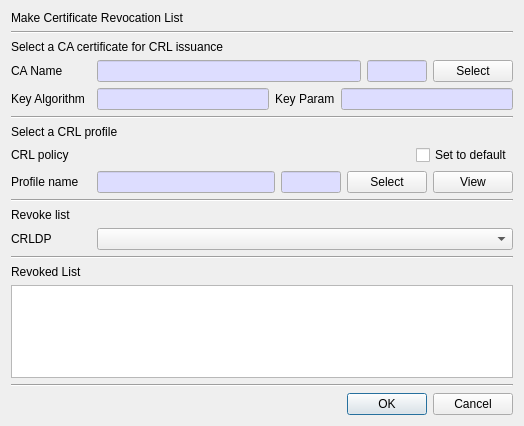
First picture: the form in CertMan/make_crl_dlg.ui, repository jykim74/CertMan, before the edit.
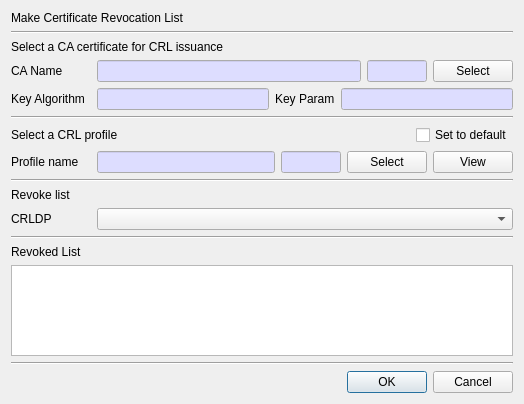
Second picture: the form after the edit.

Commit message: UI 개선

Patch:
```diff
--- a/CertMan/make_crl_dlg.ui
+++ b/CertMan/make_crl_dlg.ui
@@ -7,7 +7,7 @@
     <x>0</x>
     <y>0</y>
     <width>524</width>
-    <height>426</height>
+    <height>404</height>
    </rect>
   </property>
   <property name="windowTitle">
@@ -270,25 +270,11 @@
      </property>
     </widget>
    </item>
-   <item>
-    <widget class="QLabel" name="label_9">
-     <property name="text">
-      <string>Select a CRL profile</string>
-     </property>
-    </widget>
-   </item>
    <item>
     <layout class="QGridLayout" name="gridLayout_5">
      <property name="topMargin">
       <number>0</number>
      </property>
-     <item row="0" column="0">
-      <widget class="QLabel" name="label_5">
-       <property name="text">
-        <string>CRL policy</string>
-       </property>
-      </widget>
-     </item>
      <item row="0" column="2">
       <widget class="QCheckBox" name="mProfileSetDefaultCheck">
        <property name="text">
@@ -309,6 +295,13 @@
        </property>
       </spacer>
      </item>
+     <item row="0" column="0">
+      <widget class="QLabel" name="label_9">
+       <property name="text">
+        <string>Select a CRL profile</string>
+       </property>
+      </widget>
+     </item>
     </layout>
    </item>
    <item>
```
The commit also changes 1 other file.
